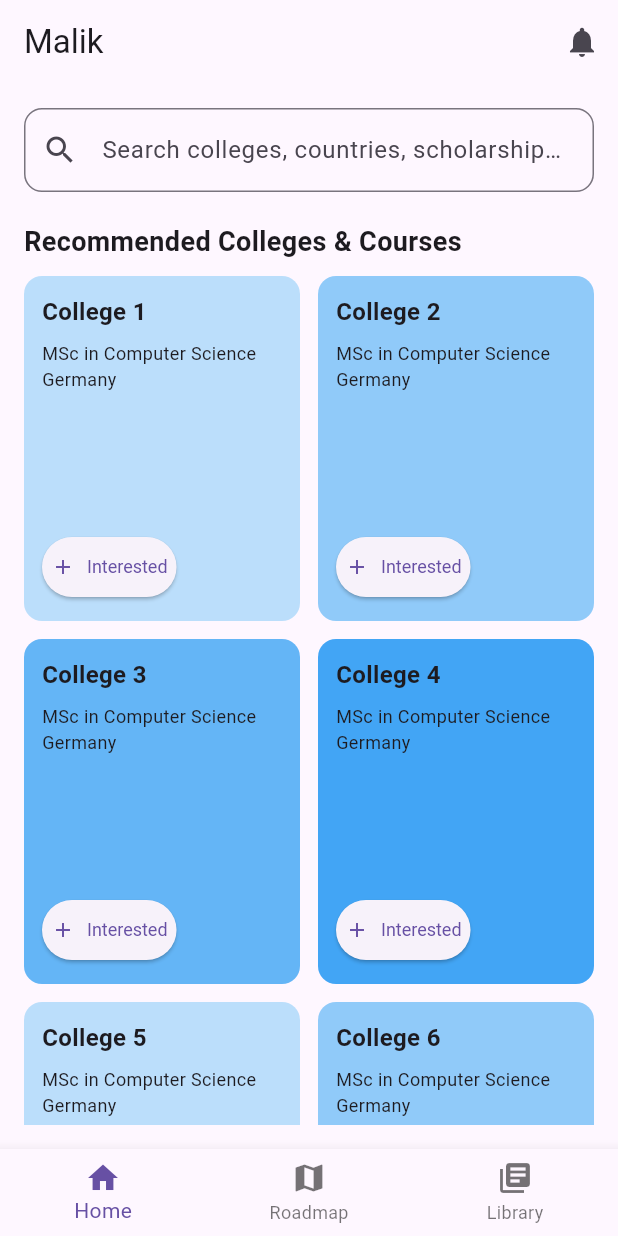
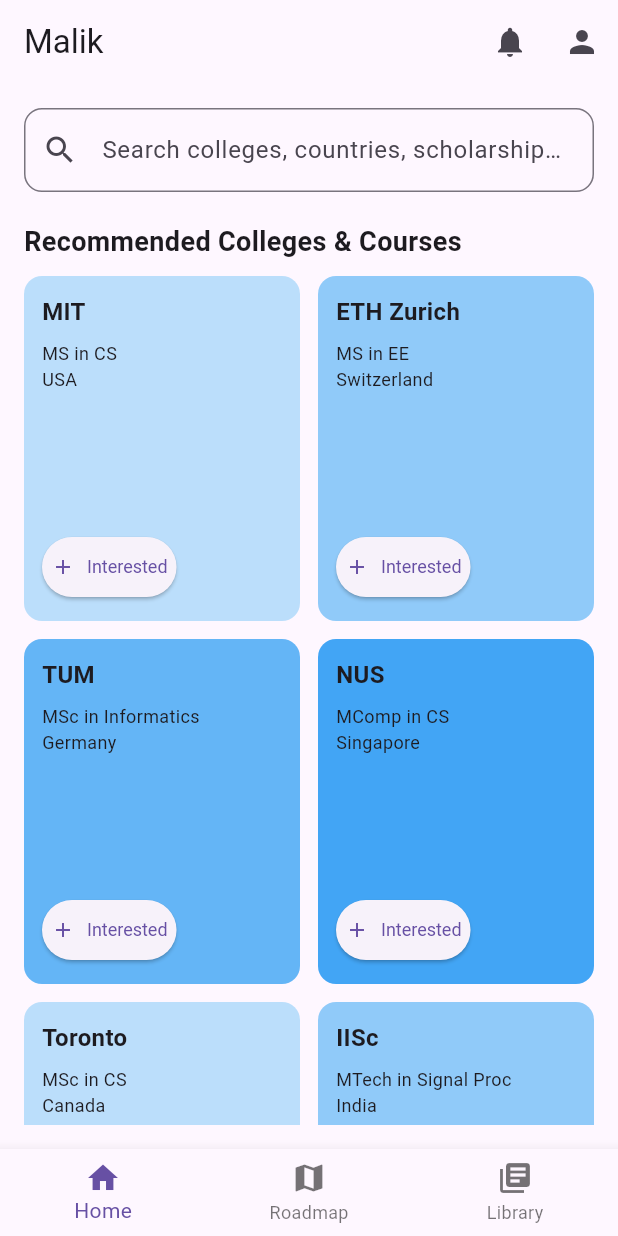
Before and after one commit to nandana-raj1601/Malik, a Flutter app: the screen it shows after launch, on a phone screen of 412 x 824 dp. Run offline on Flutter 3.47's test engine with Material 3 defaults, Android fonts, the phone set to English and light mode, and no system bars; our stand-ins replace shared_preferences.

```diff
--- a/lib/main.dart
+++ b/lib/main.dart
@@ -2,7 +2,7 @@ import 'package:flutter/material.dart';
 import 'screens/home_screen.dart';
 import 'screens/roadmap_screen.dart';
 import 'screens/library_screen.dart';
-
+import 'models/college.dart';
 
 void main() {
   runApp(const MalikApp());
@@ -18,25 +18,51 @@ class MalikApp extends StatefulWidget {
 class _MalikAppState extends State<MalikApp> {
   int _currentIndex = 0;
 
-  final List<Widget> _screens = const [
-    HomeScreen(),
-    RoadmapScreen(),
-    LibraryScreen(savedColleges: []),
+  // Centralized list
+  final List<College> _colleges = [
+    College(name: "MIT", course: "MS in CS", country: "USA"),
+    College(name: "ETH Zurich", course: "MS in EE", country: "Switzerland"),
+    College(name: "TUM", course: "MSc in Informatics", country: "Germany"),
+    College(name: "NUS", course: "MComp in CS", country: "Singapore"),
+    College(name: "Toronto", course: "MSc in CS", country: "Canada"),
+    College(name: "IISc", course: "MTech in Signal Proc", country: "India"),
   ];
+
+  void _toggleInterest(College college) {
+    setState(() {
+      final index = _colleges.indexWhere((c) => c.name == college.name);
+      if (index != -1) {
+        _colleges[index].isInterested = !_colleges[index].isInterested;
+      }
+    });
+  }
 
   @override
   Widget build(BuildContext context) {
+    final screens = [
+      HomeScreen(
+        colleges: _colleges,
+        onToggleInterest: _toggleInterest,
+      ),
+      RoadmapScreen(
+  degreeYear: '4th Year', // or get this from user/profile
+  targetIntake: 'Fall 2026', // or get this from user/profile
+),
+      LibraryScreen(
+        savedColleges: _colleges.where((c) => c.isInterested).toList(),
+        onRemoveInterest: _toggleInterest,
+      ),
+    ];
+
     return MaterialApp(
       debugShowCheckedModeBanner: false,
       title: 'Malik',
       theme: ThemeData(primarySwatch: Colors.blue),
       home: Scaffold(
-        body: _screens[_currentIndex],
+        body: screens[_currentIndex],
         bottomNavigationBar: BottomNavigationBar(
           currentIndex: _currentIndex,
-          onTap: (index) {
-            setState(() => _currentIndex = index);
-          },
+          onTap: (index) => setState(() => _currentIndex = index),
           items: const [
             BottomNavigationBarItem(icon: Icon(Icons.home), label: 'Home'),
             BottomNavigationBarItem(icon: Icon(Icons.map), label: 'Roadmap'),
--- /dev/null
+++ b/lib/models/college.dart
@@ -0,0 +1,14 @@
+// lib/models/college.dart
+class College {
+  final String name;
+  final String course;
+  final String country;
+  bool isInterested; // Not final if you want to toggle it easily
+
+  College({
+    required this.name,
+    required this.course,
+    required this.country,
+    this.isInterested = false,
+  });
+}
--- a/lib/screens/home_screen.dart
+++ b/lib/screens/home_screen.dart
@@ -1,13 +1,17 @@
 import 'package:flutter/material.dart';
-import 'library_screen.dart';
-class HomeScreen extends StatefulWidget {
-  const HomeScreen({super.key});
+import '../models/college.dart';
+import 'profile_screen.dart';
 
-  @override
-  State<HomeScreen> createState() => _HomeScreenState();
-}
-class _HomeScreenState extends State<HomeScreen> {
-  final List<String> savedColleges = [];
+class HomeScreen extends StatelessWidget {
+  final List<College> colleges;
+  final Function(College) onToggleInterest;
+
+  const HomeScreen({
+    super.key,
+    required this.colleges,
+    required this.onToggleInterest,
+  });
+
   @override
   Widget build(BuildContext context) {
     return Scaffold(
@@ -18,6 +22,15 @@ class _HomeScreenState extends State<HomeScreen> {
             icon: const Icon(Icons.notifications),
             onPressed: () {},
           ),
+          IconButton(
+            icon: const Icon(Icons.person),
+            onPressed: () {
+            Navigator.push(
+            context,
+            MaterialPageRoute(builder: (context) => const ProfileScreen()),
+          );
+        },
+    ),
         ],
       ),
       body: Padding(
@@ -25,7 +38,6 @@ class _HomeScreenState extends State<HomeScreen> {
         child: Column(
           crossAxisAlignment: CrossAxisAlignment.start,
           children: [
-            // Search bar
             TextField(
               decoration: InputDecoration(
                 hintText: 'Search colleges, countries, scholarships...',
@@ -36,18 +48,14 @@ class _HomeScreenState extends State<HomeScreen> {
               ),
             ),
             const SizedBox(height: 20),
-
-            // Recommended Section Title
             const Text(
               'Recommended Colleges & Courses',
               style: TextStyle(fontSize: 18, fontWeight: FontWeight.bold),
             ),
             const SizedBox(height: 10),
-
-            // Grid of Cards (2 per row)
             Expanded(
               child: GridView.builder(
-                itemCount: 6, // Adjust as needed
+                itemCount: colleges.length,
                 gridDelegate: const SliverGridDelegateWithFixedCrossAxisCount(
                   crossAxisCount: 2,
                   crossAxisSpacing: 12,
@@ -55,6 +63,7 @@ class _HomeScreenState extends State<HomeScreen> {
                   childAspectRatio: 0.8,
                 ),
                 itemBuilder: (context, index) {
+                  final college = colleges[index];
                   return Container(
                     padding: const EdgeInsets.all(12),
                     decoration: BoxDecoration(
@@ -65,38 +74,38 @@ class _HomeScreenState extends State<HomeScreen> {
                       crossAxisAlignment: CrossAxisAlignment.start,
                       children: [
                         Text(
-                          'College ${index + 1}',
+                          college.name,
                           style: const TextStyle(
                             fontSize: 16,
                             fontWeight: FontWeight.bold,
                           ),
                         ),
                         const SizedBox(height: 8),
-                        const Text(
-                          'MSc in Computer Science\nGermany',
-                          style: TextStyle(fontSize: 12),
+                        Text(
+                          '${college.course}\n${college.country}',
+                          style: const TextStyle(fontSize: 12),
                         ),
                         const Spacer(),
                         ElevatedButton.icon(
-                            onPressed: () {
-                        final collegeName = 'College ${index + 1}';
-                        if (!savedColleges.contains(collegeName)) {
-                            setState(() {
-                            savedColleges.add(collegeName);
-                            });
-                        ScaffoldMessenger.of(context).showSnackBar(
-                        SnackBar(content: Text('Added $collegeName to Library')),
-                        );
-                        } else {
+                          onPressed: () {
+                            onToggleInterest(college);
                             ScaffoldMessenger.of(context).showSnackBar(
-                            SnackBar(content: Text('$collegeName is already in your Library')),
+                              SnackBar(
+                                content: Text(
+                                  college.isInterested
+                                      ? '"${college.name}" added to Library'
+                                      : '"${college.name}" removed from Library',
+                                ),
+                              ),
                             );
-                        }
-                        },
-
-                          icon: const Icon(Icons.add, size: 16),
-                          label: const Text("Interested"),
+                          },
+                          icon: Icon(
+                            college.isInterested ? Icons.check : Icons.add,
+                            size: 16,
+                          ),
+                          label: Text(college.isInterested ? "Added" : "Interested"),
                           style: ElevatedButton.styleFrom(
+                            backgroundColor: college.isInterested ? Colors.green : null,
                             padding: const EdgeInsets.symmetric(horizontal: 6, vertical: 6),
                             textStyle: const TextStyle(fontSize: 12),
                           ),
--- a/pubspec.yaml
+++ b/pubspec.yaml
@@ -2,7 +2,7 @@ name: malik
 description: "A new Flutter project."
 # The following line prevents the package from being accidentally published to
 # pub.dev using `flutter pub publish`. This is preferred for private packages.
-publish_to: 'none' # Remove this line if you wish to publish to pub.dev
+publish_to: "none" # Remove this line if you wish to publish to pub.dev
 
 # The following defines the version and build number for your application.
 # A version number is three numbers separated by dots, like 1.2.43
@@ -34,6 +34,7 @@ dependencies:
   # The following adds the Cupertino Icons font to your application.
   # Use with the CupertinoIcons class for iOS style icons.
   cupertino_icons: ^1.0.8
+  shared_preferences: ^2.2.2
 
 dev_dependencies:
   flutter_test:
@@ -51,7 +52,6 @@ dev_dependencies:
 
 # The following section is specific to Flutter packages.
 flutter:
-
   # The following line ensures that the Material Icons font is
   # included with your application, so that you can use the icons in
   # the material Icons class.
```
Also changed, not shown: lib/screens/library_screen.dart (+20 -3 lines), lib/screens/profile_screen.dart (added, +116 -0 lines), lib/screens/roadmap_screen.dart (+129 -5 lines), pubspec.lock, 1 other file.
